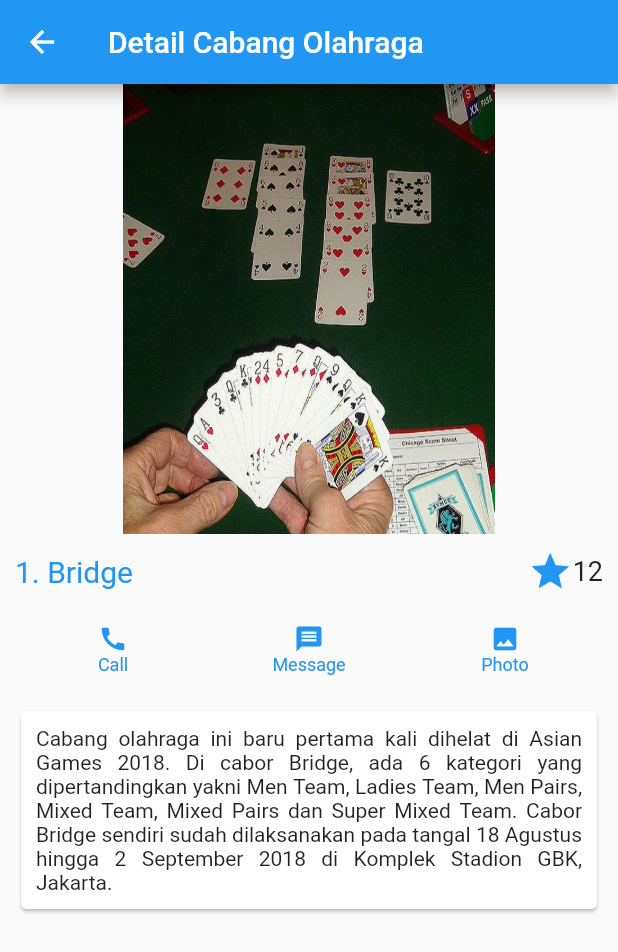
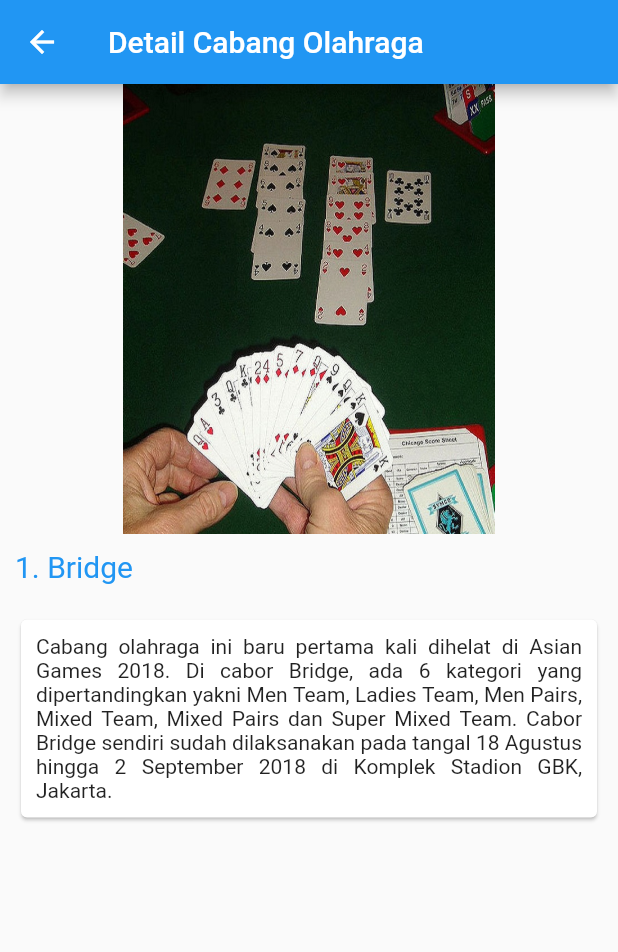
Before and after one commit to MuhammadFariMadyan/haornas_apps, a Flutter app: the screen it shows after launch, after a tap on "1. Bridge", on a phone screen of 412 x 824 dp. Shown: the top 952 px of the screen. Run offline on Flutter 3.47's test engine with Material 2 defaults, Android fonts, the phone set to English and light mode, and no system bars.

Commit message:
remove icons and star

```diff
--- a/lib/main.dart
+++ b/lib/main.dart
@@ -1,6 +1,4 @@
 import 'package:flutter/material.dart';
-// dipake nanti
-// import 'package:haornas_apps/launcher/launcher_view.dart';
 
 void main() => runApp(MyApp());
 
@@ -240,7 +238,6 @@ class DetailCabangOlahraga extends StatelessWidget {
             ),
           ),
           new BagianNama(nama: nama),
-          new BagianIcon(),
           new BagianKeterangan(deskripsi: deskripsi),
         ],
       ),
@@ -269,35 +266,6 @@ class BagianNama extends StatelessWidget {
               ],
             ),
           ),
-          new Row(
-            children: <Widget>[
-              new Icon(
-                Icons.star,
-                size: 30.0,
-                color: Colors.blue,
-              ),
-              new Text(
-                "12",
-                style: new TextStyle(fontSize: 18.0),
-              ),
-            ],
-          )
-        ],
-      ),
-    );
-  }
-}
-
-class BagianIcon extends StatelessWidget {
-  @override
-  Widget build(BuildContext context) {
-    return Container(
-      padding: EdgeInsets.all(10),
-      child: new Row(
-        children: <Widget>[
-          new IconTeks(iconData: Icons.call, teks: "Call"),
-          new IconTeks(iconData: Icons.message, teks: "Message"),
-          new IconTeks(iconData: Icons.photo, teks: "Photo"),
         ],
       ),
     );
```
